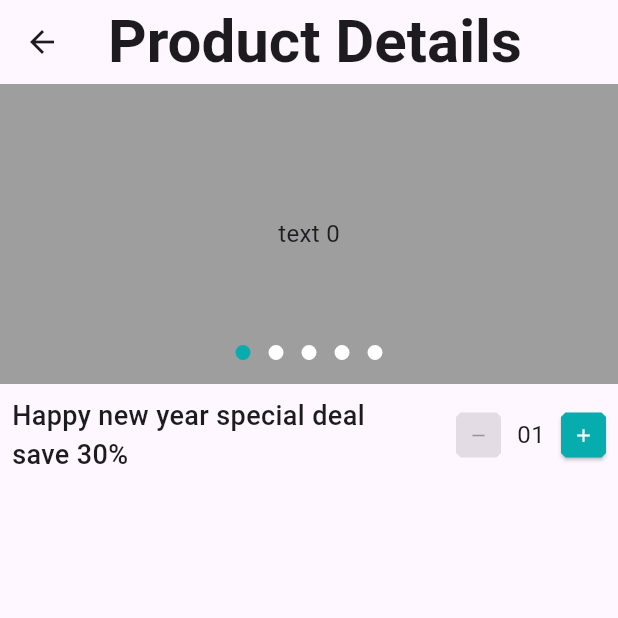
After one commit to devruhulamin/flutter-ecommerce-app, a Flutter app: the ProductDetails screen opened directly, on a phone screen of 412 x 824 dp, the top half of it. The commit adds this screen. Run offline on Flutter 3.47's test engine with Material 3 defaults, Android fonts, the phone set to English and light mode, and no system bars; drawn by our look-alikes of carousel_slider; our stand-ins replace get, pin_code_fields.

Commit message:
added product details hero

```diff
--- a/lib/presentation/ui/screens/cart/cart_screen.dart
+++ b/lib/presentation/ui/screens/cart/cart_screen.dart
@@ -28,7 +28,7 @@ class CartScreen extends StatelessWidget {
             child: ListView.separated(
               itemCount: 5,
               itemBuilder: (context, index) {
-                return CartItem();
+                return const CartItem();
               },
               separatorBuilder: (context, index) => const Divider(
                 height: 2,
--- a/lib/presentation/ui/screens/cart/component/cart_item.dart
+++ b/lib/presentation/ui/screens/cart/component/cart_item.dart
@@ -1,11 +1,10 @@
 import 'package:crafty_bay_ruhulaminjr/presentation/ui/constants/assets_constant.dart';
 import 'package:crafty_bay_ruhulaminjr/presentation/ui/utilities/app_colors.dart';
+import 'package:crafty_bay_ruhulaminjr/presentation/ui/widget/quantity_selector.dart';
 import 'package:flutter/material.dart';
 
 class CartItem extends StatelessWidget {
-  CartItem({super.key});
-
-  final itemQuantity = ValueNotifier<int>(1);
+  const CartItem({super.key});
 
   @override
   Widget build(BuildContext context) {
@@ -51,52 +50,7 @@ class CartItem extends StatelessWidget {
                       ),
                       SizedBox(
                         width: 100,
-                        child: ValueListenableBuilder<int>(
-                          valueListenable: itemQuantity,
-                          builder: (context, value, _) {
-                            return Row(
-                              mainAxisAlignment: MainAxisAlignment.spaceBetween,
-                              children: [
-                                SizedBox(
-                                  width: 30,
-                                  height: 30,
-                                  child: ElevatedButton(
-                                      style: ElevatedButton.styleFrom(
-                                          padding: const EdgeInsets.all(0)),
-                                      onPressed: value <= 1
-                                          ? null
-                                          : () {
-                                              updateQuantity('-');
-                                            },
-                                      child: const Icon(
-                                        Icons.remove,
-                                        size: 14,
-                                      )),
-                                ),
-                                Text(
-                                  '0$value',
-                                  style: const TextStyle(fontSize: 16),
-                                ),
-                                SizedBox(
-                                  width: 30,
-                                  height: 30,
-                                  child: ElevatedButton(
-                                      style: ElevatedButton.styleFrom(
-                                          padding: const EdgeInsets.all(0)),
-                                      onPressed: value >= 9
-                                          ? null
-                                          : () {
-                                              updateQuantity('+');
-                                            },
-                                      child: const Icon(
-                                        Icons.add,
-                                        size: 14,
-                                      )),
-                                )
-                              ],
-                            );
-                          },
-                        ),
+                        child: QuantitySelector(),
                       )
                     ],
                   ),
@@ -108,16 +62,4 @@ class CartItem extends StatelessWidget {
       ),
     );
   }
-
-  void updateQuantity(String op) {
-    if (op == '-') {
-      if (itemQuantity.value > 1) {
-        itemQuantity.value = itemQuantity.value - 1;
-      }
-    } else if (op == '+') {
-      if (itemQuantity.value < 9) {
-        itemQuantity.value = itemQuantity.value + 1;
-      }
-    }
-  }
 }
--- /dev/null
+++ b/lib/presentation/ui/screens/product_details/components/hero_carousel.dart
@@ -0,0 +1,73 @@
+import 'package:carousel_slider/carousel_slider.dart';
+import 'package:crafty_bay_ruhulaminjr/presentation/ui/utilities/app_colors.dart';
+import 'package:flutter/material.dart';
+
+class HeroCarousel extends StatefulWidget {
+  const HeroCarousel({super.key});
+
+  @override
+  State<HeroCarousel> createState() => _HeroCarouselState();
+}
+
+class _HeroCarouselState extends State<HeroCarousel> {
+  final _currentIdx = ValueNotifier<int>(0);
+  final dummy = [0, 1, 2, 3, 4];
+  @override
+  Widget build(BuildContext context) {
+    return Stack(
+      children: [
+        CarouselSlider(
+          options: CarouselOptions(
+            height: 200.0,
+            viewportFraction: 1,
+            onPageChanged: (index, reason) {
+              _currentIdx.value = index;
+            },
+          ),
+          items: dummy.map((i) {
+            return Builder(
+              builder: (BuildContext context) {
+                return Container(
+                    width: MediaQuery.of(context).size.width,
+                    decoration: const BoxDecoration(color: Colors.grey),
+                    alignment: Alignment.center,
+                    child: Text(
+                      'text $i',
+                      style: const TextStyle(fontSize: 16.0),
+                    ));
+              },
+            );
+          }).toList(),
+        ),
+        ValueListenableBuilder<int>(
+          valueListenable: _currentIdx,
+          builder: (context, value, child) {
+            return Positioned(
+              left: 0,
+              right: 0,
+              bottom: 10,
+              child: Row(
+                mainAxisAlignment: MainAxisAlignment.center,
+                children: [
+                  ...dummy.map((e) {
+                    return Container(
+                      width: 12,
+                      height: 12,
+                      margin: const EdgeInsets.all(5),
+                      decoration: BoxDecoration(
+                          borderRadius: BorderRadius.circular(10),
+                          border: Border.all(color: Colors.grey.shade500),
+                          color: value == e
+                              ? AppColors.primaryColor
+                              : Colors.white),
+                    );
+                  }).toList()
+                ],
+              ),
+            );
+          },
+        ),
+      ],
+    );
+  }
+}
--- /dev/null
+++ b/lib/presentation/ui/screens/product_details/product_details.dart
@@ -0,0 +1,44 @@
+import 'package:crafty_bay_ruhulaminjr/presentation/ui/screens/product_details/components/hero_carousel.dart';
+import 'package:crafty_bay_ruhulaminjr/presentation/ui/widget/quantity_selector.dart';
+import 'package:flutter/material.dart';
+
+class ProductDetails extends StatelessWidget {
+  const ProductDetails({super.key});
+
+  @override
+  Widget build(BuildContext context) {
+    return Scaffold(
+      appBar: AppBar(title: const Text("Product Details")),
+      body: SingleChildScrollView(
+        child: Column(
+          children: [
+            const HeroCarousel(),
+            Padding(
+              padding: const EdgeInsets.all(8),
+              child: Column(
+                children: [
+                  Row(
+                    mainAxisAlignment: MainAxisAlignment.spaceBetween,
+                    children: [
+                      const SizedBox(
+                        width: 250,
+                        child: Text(
+                          'Happy new year special deal save 30%',
+                          style: TextStyle(
+                              fontSize: 18, fontWeight: FontWeight.w500),
+                          maxLines: 2,
+                          overflow: TextOverflow.ellipsis,
+                        ),
+                      ),
+                      QuantitySelector(),
+                    ],
+                  )
+                ],
+              ),
+            ),
+          ],
+        ),
+      ),
+    );
+  }
+}
--- a/lib/presentation/ui/widget/product_card.dart
+++ b/lib/presentation/ui/widget/product_card.dart
@@ -1,13 +1,20 @@
 import 'package:crafty_bay_ruhulaminjr/presentation/ui/constants/assets_constant.dart';
+import 'package:crafty_bay_ruhulaminjr/presentation/ui/screens/product_details/product_details.dart';
 import 'package:crafty_bay_ruhulaminjr/presentation/ui/utilities/app_colors.dart';
 import 'package:flutter/material.dart';
+import 'package:get/get.dart';
 
 class ProductCard extends StatelessWidget {
   const ProductCard({super.key});
 
   @override
   Widget build(BuildContext context) {
-    return SizedBox(
+    return InkWell(
+      borderRadius: BorderRadius.circular(15),
+      onTap: () {
+        Get.to(() => const ProductDetails());
+      },
+      child: SizedBox(
         height: 120,
         width: 160,
         child: Card(
@@ -92,6 +99,7 @@ class ProductCard extends StatelessWidget {
             ],
           ),
         ),
+      ),
     );
   }
 }
--- /dev/null
+++ b/lib/presentation/ui/widget/quantity_selector.dart
@@ -0,0 +1,72 @@
+import 'package:flutter/material.dart';
+
+class QuantitySelector extends StatelessWidget {
+  QuantitySelector({super.key});
+
+  final itemQuantity = ValueNotifier<int>(1);
+
+  @override
+  Widget build(BuildContext context) {
+    return ValueListenableBuilder<int>(
+      valueListenable: itemQuantity,
+      builder: (context, value, _) {
+        return SizedBox(
+          width: 100,
+          child: Row(
+            mainAxisAlignment: MainAxisAlignment.spaceBetween,
+            children: [
+              SizedBox(
+                width: 30,
+                height: 30,
+                child: ElevatedButton(
+                    style: ElevatedButton.styleFrom(
+                        padding: const EdgeInsets.all(0)),
+                    onPressed: value <= 1
+                        ? null
+                        : () {
+                            updateQuantity('-');
+                          },
+                    child: const Icon(
+                      Icons.remove,
+                      size: 14,
+                    )),
+              ),
+              Text(
+                '0$value',
+                style: const TextStyle(fontSize: 16),
+              ),
+              SizedBox(
+                width: 30,
+                height: 30,
+                child: ElevatedButton(
+                    style: ElevatedButton.styleFrom(
+                        padding: const EdgeInsets.all(0)),
+                    onPressed: value >= 9
+                        ? null
+                        : () {
+                            updateQuantity('+');
+                          },
+                    child: const Icon(
+                      Icons.add,
+                      size: 14,
+                    )),
+              )
+            ],
+          ),
+        );
+      },
+    );
+  }
+
+  void updateQuantity(String op) {
+    if (op == '-') {
+      if (itemQuantity.value > 1) {
+        itemQuantity.value = itemQuantity.value - 1;
+      }
+    } else if (op == '+') {
+      if (itemQuantity.value < 9) {
+        itemQuantity.value = itemQuantity.value + 1;
+      }
+    }
+  }
+}
```
Lines whose indentation alone changed are shown as unchanged.
